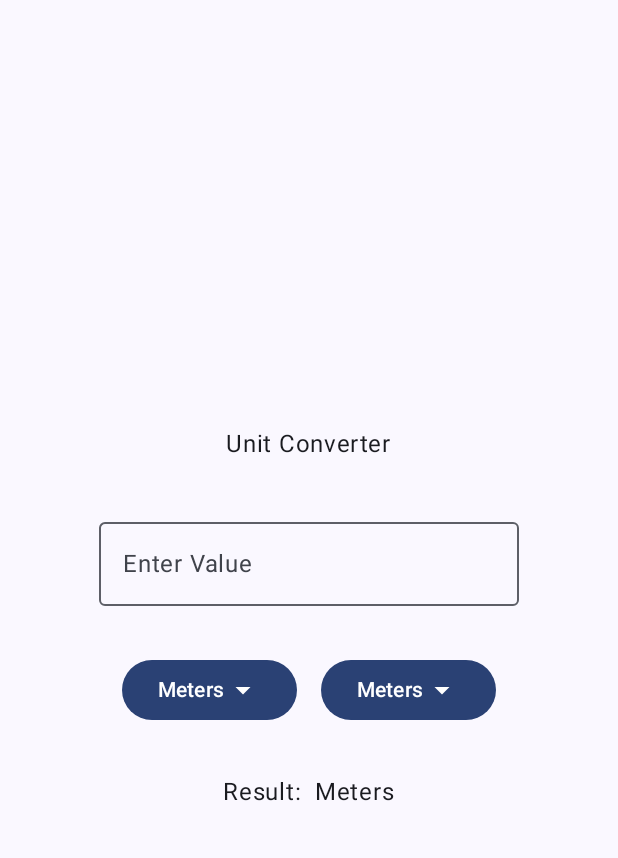
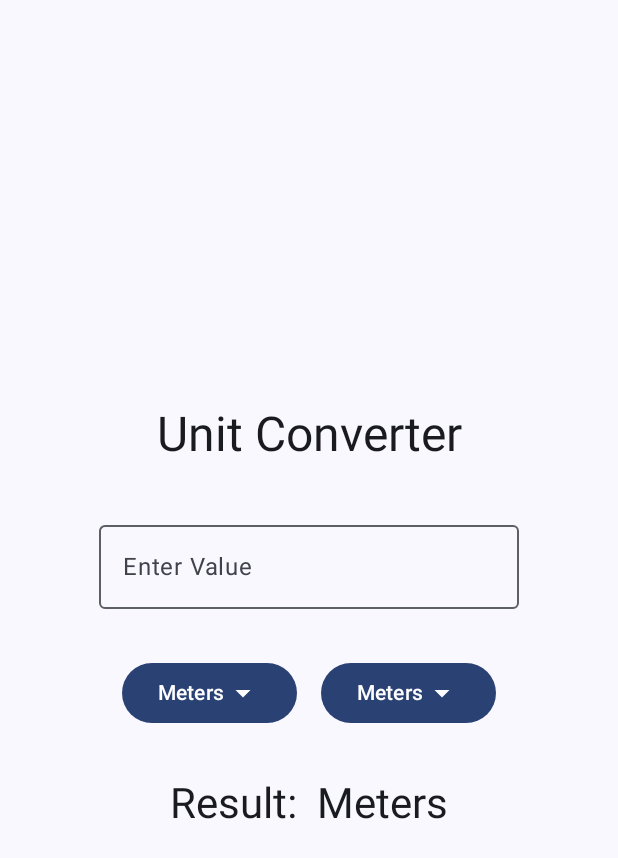
Before and after one commit to SarEnderTarkanson/KotlinMasterclass, an Android app built with Jetpack Compose: the screen it shows after launch (MainActivity), on a phone screen of 412 x 824 dp. Shown: the top 858 px of the screen. Run offline under Robolectric (Android 15) with nearby library versions, the phone set to English and light mode, and no system bars.

Commit message:
Played around with the text styles a bit

```diff
--- a/UnitConverter/app/src/main/java/com/example/unitconverter/MainActivity.kt
+++ b/UnitConverter/app/src/main/java/com/example/unitconverter/MainActivity.kt
@@ -18,6 +18,7 @@ import androidx.compose.material3.Button
 import androidx.compose.material3.DropdownMenu
 import androidx.compose.material3.DropdownMenuItem
 import androidx.compose.material3.Icon
+import androidx.compose.material3.MaterialTheme
 import androidx.compose.material3.OutlinedTextField
 import androidx.compose.material3.Scaffold
 import androidx.compose.material3.Text
@@ -28,10 +29,14 @@ import androidx.compose.runtime.remember
 import androidx.compose.runtime.setValue
 import androidx.compose.ui.Alignment
 import androidx.compose.ui.Modifier
+import androidx.compose.ui.text.TextStyle
 import androidx.compose.ui.tooling.preview.Preview
 import androidx.compose.ui.unit.dp
+import androidx.compose.ui.unit.sp
 import com.example.unitconverter.ui.theme.UnitConverterTheme
 import kotlin.math.roundToInt
+import androidx.compose.ui.graphics.Color
+import androidx.compose.ui.text.font.FontFamily
 
 class MainActivity : ComponentActivity() {
     override fun onCreate(savedInstanceState: Bundle?) {
@@ -63,6 +68,12 @@ fun UnitConverter(modifier: Modifier = Modifier) {
     val conversionFactor = remember { mutableStateOf(1.0) }
     val oConversionFactor = remember { mutableStateOf(1.0) }
 
+    val customTextStyle = TextStyle(
+        fontFamily = FontFamily.Default,
+        fontSize = 32.sp,
+        color = Color.Red
+    )
+
     fun convertUnits() {
         val inputValueDouble = inputValue.toDoubleOrNull() ?: 0.0
         val result =
@@ -76,7 +87,7 @@ fun UnitConverter(modifier: Modifier = Modifier) {
         verticalArrangement = Arrangement.Center,
         horizontalAlignment = Alignment.CenterHorizontally
     ) {
-        Text("Unit Converter")
+        Text("Unit Converter", style = MaterialTheme.typography.headlineLarge)
         Spacer(modifier = Modifier.padding(16.dp))
         OutlinedTextField(
             value = inputValue,
@@ -185,7 +196,10 @@ fun UnitConverter(modifier: Modifier = Modifier) {
 
         }
         Spacer(modifier = Modifier.padding(16.dp))
-        Text("Result: $outputValue $outputUnit")
+        Text(
+            "Result: $outputValue $outputUnit",
+            style = MaterialTheme.typography.headlineMedium
+        )
     }
 }
 
```
